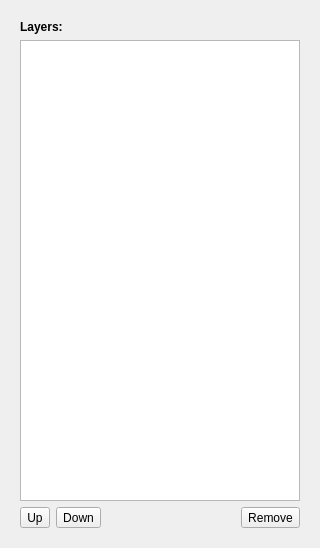
Old version of the form ilastik/applets/pixelClassification/viewerControls.ui in the repository ilastik/ilastik.
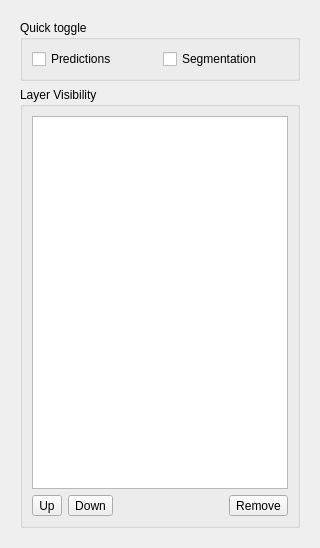
New version of the form. Icons and pictures are not drawn. Custom widgets are drawn as their Qt base class.

Commit message: PixelClassification: Moved "Show Predictions" and "Show Segmentation" controls into the layer control area PixelClassification: Renamed "Save Predictions" button.

Diff of the .ui file:
```diff
--- a/ilastik/applets/pixelClassification/viewerControls.ui
+++ b/ilastik/applets/pixelClassification/viewerControls.ui
@@ -30,18 +30,34 @@
      </property>
      <layout class="QVBoxLayout" name="verticalLayout_2">
       <item>
-       <widget class="QLabel" name="label_2">
-        <property name="sizePolicy">
-         <sizepolicy hsizetype="Preferred" vsizetype="Maximum">
-          <horstretch>0</horstretch>
-          <verstretch>0</verstretch>
-         </sizepolicy>
+       <widget class="QGroupBox" name="groupBox">
+        <property name="title">
+         <string>Quick toggle</string>
         </property>
+        <layout class="QHBoxLayout" name="horizontalLayout">
+         <item>
+          <widget class="QCheckBox" name="checkShowPredictions">
         <property name="text">
-         <string>&lt;b&gt;Layers:&lt;/b&gt;</string>
+            <string>Predictions</string>
         </property>
        </widget>
       </item>
+         <item>
+          <widget class="QCheckBox" name="checkShowSegmentation">
+           <property name="text">
+            <string>Segmentation</string>
+           </property>
+          </widget>
+         </item>
+        </layout>
+       </widget>
+      </item>
+      <item>
+       <widget class="QGroupBox" name="groupBox_2">
+        <property name="title">
+         <string>Layer Visibility</string>
+        </property>
+        <layout class="QVBoxLayout" name="verticalLayout">
       <item>
        <widget class="LayerWidget" name="layerWidget">
         <property name="sizePolicy">
@@ -110,6 +126,9 @@
          </widget>
         </item>
        </layout>
+         </item>
+        </layout>
+       </widget>
       </item>
      </layout>
     </widget>
```
Lines whose indentation alone changed are shown as unchanged. The commit also changes 1 other file.
